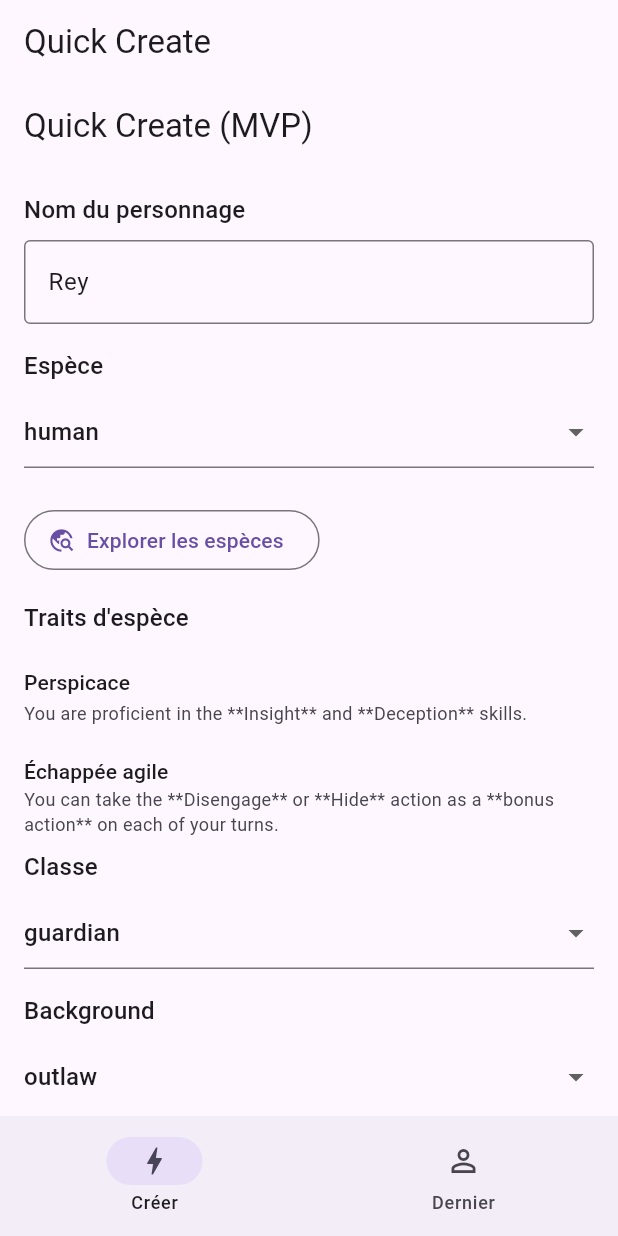
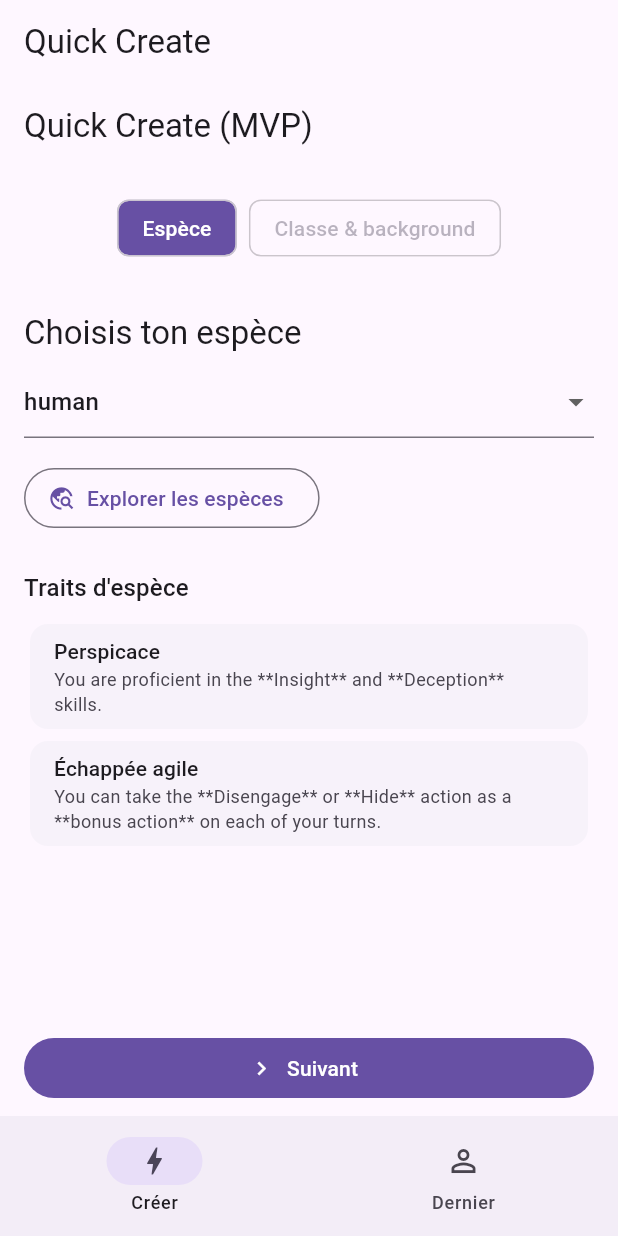
Before and after one commit to Kickleo/sw5e, a Flutter app: the screen it shows after launch, on a phone screen of 412 x 824 dp. Run offline on Flutter 3.47's test engine with Material 3 defaults, Android fonts, the phone set to English and light mode, and no system bars; our stand-ins replace equatable, get_it.

```diff
--- a/lib/features/character_creation/presentation/pages/quick_create_page.dart
+++ b/lib/features/character_creation/presentation/pages/quick_create_page.dart
@@ -16,11 +16,19 @@ class QuickCreatePage extends StatefulWidget {
   State<QuickCreatePage> createState() => _QuickCreatePageState();
 }
 
+enum _CreationStep {
+  species,
+  classes,
+}
+
 class _QuickCreatePageState extends State<QuickCreatePage> {
   final _nameController = TextEditingController(text: 'Rey');
 
   late final CatalogRepository _catalog = sl<CatalogRepository>();
   late final FinalizeLevel1Character _finalize = sl<FinalizeLevel1Character>();
+
+  final PageController _pageController = PageController();
+  int _currentStepIndex = 0;
 
   bool _loading = true;
   List<String> _species = [];
@@ -63,6 +71,19 @@ class _QuickCreatePageState extends State<QuickCreatePage> {
         _status = 'Erreur de chargement du catalogue: $e';
         _loading = false;
       });
+    }
+  }
+
+  List<_CreationStep> get _steps => _CreationStep.values;
+
+  bool get _isLastStep => _currentStepIndex == _steps.length - 1;
+
+  bool get _canGoNext {
+    switch (_steps[_currentStepIndex]) {
+      case _CreationStep.species:
+        return _selectedSpecies != null;
+      case _CreationStep.classes:
+        return _selectedClass != null && _selectedBackground != null;
     }
   }
 
@@ -149,6 +170,165 @@ class _QuickCreatePageState extends State<QuickCreatePage> {
     }
   }
 
+  void _goToStep(int index) {
+    if (index == _currentStepIndex) return;
+    setState(() => _currentStepIndex = index);
+    _pageController.animateToPage(
+      index,
+      duration: const Duration(milliseconds: 250),
+      curve: Curves.easeInOut,
+    );
+  }
+
+  void _nextStep() {
+    if (!_canGoNext) return;
+    if (_isLastStep) {
+      _createCharacter();
+      return;
+    }
+    _goToStep(_currentStepIndex + 1);
+  }
+
+  void _previousStep() {
+    if (_currentStepIndex == 0) return;
+    _goToStep(_currentStepIndex - 1);
+  }
+
+  Widget _buildStepIndicator(BuildContext context) {
+    final theme = Theme.of(context);
+    return Wrap(
+      spacing: 8,
+      runSpacing: 8,
+      alignment: WrapAlignment.center,
+      children: List.generate(_steps.length, (index) {
+        final step = _steps[index];
+        final isActive = index == _currentStepIndex;
+        final isCompleted = index < _currentStepIndex;
+        final canOpen = index <= _currentStepIndex;
+        return ActionChip(
+          label: Text(
+            switch (step) {
+              _CreationStep.species => 'Espèce',
+              _CreationStep.classes => 'Classe & background',
+            },
+            style: theme.textTheme.labelLarge?.copyWith(
+              color: isActive
+                  ? theme.colorScheme.onPrimary
+                  : theme.colorScheme.onSecondaryContainer,
+            ),
+          ),
+          backgroundColor: isActive
+              ? theme.colorScheme.primary
+              : isCompleted
+                  ? theme.colorScheme.secondaryContainer
+                  : theme.colorScheme.surfaceVariant,
+          onPressed: canOpen ? () => _goToStep(index) : null,
+        );
+      }),
+    );
+  }
+
+  Widget _buildSpeciesStep(BuildContext context) {
+    final theme = Theme.of(context);
+    return SingleChildScrollView(
+      padding: const EdgeInsets.all(16),
+      child: Column(
+        crossAxisAlignment: CrossAxisAlignment.start,
+        children: [
+          Text('Choisis ton espèce', style: theme.textTheme.titleLarge),
+          const SizedBox(height: 8),
+          DropdownButtonFormField<String>(
+            value: _selectedSpecies,
+            items: _species
+                .map((id) => DropdownMenuItem(value: id, child: Text(id)))
+                .toList(),
+            onChanged: (v) {
+              setState(() => _selectedSpecies = v);
+              _refreshSpeciesTraits();
+            },
+          ),
+          const SizedBox(height: 16),
+          OutlinedButton.icon(
+            onPressed: _pickSpecies,
+            icon: const Icon(Icons.travel_explore),
+            label: const Text('Explorer les espèces'),
+          ),
+          const SizedBox(height: 24),
+          if (_selectedSpeciesTraits.isNotEmpty) ...[
+            Text("Traits d'espèce", style: theme.textTheme.titleMedium),
+            const SizedBox(height: 8),
+            ..._selectedSpeciesTraits.map((t) {
+              final title = (t.name.fr.isNotEmpty ? t.name.fr : t.name.en);
+              return Card(
+                elevation: 0,
+                child: ListTile(
+                  dense: true,
+                  title: Text(title, style: theme.textTheme.titleSmall),
+                  subtitle: Text(
+                    t.description,
+                    maxLines: 4,
+                    overflow: TextOverflow.ellipsis,
+                  ),
+                ),
+              );
+            }),
+          ] else
+            Text(
+              'Sélectionne une espèce pour voir ses traits.',
+              style: theme.textTheme.bodyMedium,
+            ),
+        ],
+      ),
+    );
+  }
+
+  Widget _buildClassStep(BuildContext context) {
+    final theme = Theme.of(context);
+    return SingleChildScrollView(
+      padding: const EdgeInsets.all(16),
+      child: Column(
+        crossAxisAlignment: CrossAxisAlignment.start,
+        children: [
+          Text('Identité du personnage', style: theme.textTheme.titleLarge),
+          const SizedBox(height: 8),
+          TextField(
+            controller: _nameController,
+            decoration: const InputDecoration(
+              border: OutlineInputBorder(),
+              hintText: 'Ex: Rey',
+              labelText: 'Nom du personnage',
+            ),
+          ),
+          const SizedBox(height: 24),
+          Text('Classe', style: theme.textTheme.titleMedium),
+          const SizedBox(height: 8),
+          DropdownButtonFormField<String>(
+            value: _selectedClass,
+            items: _classes
+                .map((id) => DropdownMenuItem(value: id, child: Text(id)))
+                .toList(),
+            onChanged: (v) => setState(() => _selectedClass = v),
+          ),
+          const SizedBox(height: 24),
+          Text('Background', style: theme.textTheme.titleMedium),
+          const SizedBox(height: 8),
+          DropdownButtonFormField<String>(
+            value: _selectedBackground,
+            items: _backgrounds
+                .map((id) => DropdownMenuItem(value: id, child: Text(id)))
+                .toList(),
+            onChanged: (v) => setState(() => _selectedBackground = v),
+          ),
+          const SizedBox(height: 24),
+          Text(
+            'Clique sur "Terminer" pour finaliser le personnage.',
+            style: theme.textTheme.bodyMedium,
+          ),
+        ],
+      ),
+    );
+  }
+
   Future<void> _refreshSpeciesTraits() async {
     final id = _selectedSpecies;
     if (id == null) {
@@ -174,90 +354,48 @@ class _QuickCreatePageState extends State<QuickCreatePage> {
       appBar: AppBar(title: const Text('Quick Create (MVP)')),
       body: _loading
           ? const Center(child: CircularProgressIndicator())
-          : Padding(
-              padding: const EdgeInsets.all(16),
-              child: ListView(
-                children: [
-                  Text('Nom du personnage', style: theme.textTheme.titleMedium),
-                  const SizedBox(height: 8),
-                  TextField(
-                    controller: _nameController,
-                    decoration: const InputDecoration(
-                      border: OutlineInputBorder(),
-                      hintText: 'Ex: Rey',
-                    ),
+          : Column(
+              children: [
+                const SizedBox(height: 16),
+                _buildStepIndicator(context),
+                const SizedBox(height: 16),
+                Expanded(
+                  child: PageView(
+                    controller: _pageController,
+                    physics: const NeverScrollableScrollPhysics(),
+                    children: [
+                      _buildSpeciesStep(context),
+                      _buildClassStep(context),
+                    ],
                   ),
-                  const SizedBox(height: 16),
-
-                  Text('Espèce', style: theme.textTheme.titleMedium),
-                  const SizedBox(height: 8),
-                  DropdownButtonFormField<String>(
-                    initialValue: _selectedSpecies,
-                    items: _species.map((id) => DropdownMenuItem(value: id, child: Text(id))).toList(),
-                    onChanged: (v) {
-                      setState(() => _selectedSpecies = v);
-                      _refreshSpeciesTraits();
-                    },
+                ),
+                Padding(
+                  padding: const EdgeInsets.symmetric(horizontal: 16, vertical: 8),
+                  child: Row(
+                    children: [
+                      if (_currentStepIndex > 0)
+                        OutlinedButton.icon(
+                          onPressed: _previousStep,
+                          icon: const Icon(Icons.chevron_left),
+                          label: const Text('Précédent'),
+                        ),
+                      if (_currentStepIndex > 0) const SizedBox(width: 8),
+                      Expanded(
+                        child: FilledButton.icon(
+                          onPressed: _canGoNext ? _nextStep : null,
+                          icon: Icon(_isLastStep ? Icons.check : Icons.chevron_right),
+                          label: Text(_isLastStep ? 'Terminer' : 'Suivant'),
+                        ),
+                      ),
+                    ],
                   ),
-                  const SizedBox(height: 16),
-
-                  const SizedBox(height: 8),
-                  Align(
-                    alignment: Alignment.centerLeft,
-                    child: OutlinedButton.icon(
-                      onPressed: _pickSpecies,
-                      icon: const Icon(Icons.travel_explore),
-                      label: const Text('Explorer les espèces'),
-                    ),
+                ),
+                if (_status.isNotEmpty)
+                  Padding(
+                    padding: const EdgeInsets.only(bottom: 16),
+                    child: Text(_status, style: theme.textTheme.bodyMedium),
                   ),
-
-                  const SizedBox(height: 16),
-                  if (_selectedSpeciesTraits.isNotEmpty) ...[
-                    Text('Traits d\'espèce', style: theme.textTheme.titleMedium),
-                    const SizedBox(height: 8),
-                    ..._selectedSpeciesTraits.map((t) {
-                      final title = (t.name.fr.isNotEmpty ? t.name.fr : t.name.en);
-                      return ListTile(
-                        dense: true,
-                        contentPadding: EdgeInsets.zero,
-                        title: Text(title, style: theme.textTheme.titleSmall),
-                        subtitle: Text(
-                          t.description,
-                          maxLines: 3,
-                          overflow: TextOverflow.ellipsis,
-                        ),
-                      );
-                    }),
-                  ],
-
-                  Text('Classe', style: theme.textTheme.titleMedium),
-                  const SizedBox(height: 8),
-                  DropdownButtonFormField<String>(
-                    initialValue: _selectedClass,
-                    items: _classes.map((id) => DropdownMenuItem(value: id, child: Text(id))).toList(),
-                    onChanged: (v) => setState(() => _selectedClass = v),
-                  ),
-                  const SizedBox(height: 16),
-
-                  Text('Background', style: theme.textTheme.titleMedium),
-                  const SizedBox(height: 8),
-                  DropdownButtonFormField<String>(
-                    initialValue: _selectedBackground,
-                    items: _backgrounds.map((id) => DropdownMenuItem(value: id, child: Text(id))).toList(),
-                    onChanged: (v) => setState(() => _selectedBackground = v),
-                  ),
-                  const SizedBox(height: 24),
-
-                  FilledButton.icon(
-                    onPressed: _createCharacter,
-                    icon: const Icon(Icons.check),
-                    label: const Text('Créer le personnage'),
-                  ),
-
-                  const SizedBox(height: 16),
-                  Text(_status, style: theme.textTheme.bodyMedium),
-                ],
-              ),
+              ],
             ),
     );
   }
@@ -265,6 +403,7 @@ class _QuickCreatePageState extends State<QuickCreatePage> {
   @override
   void dispose() {
     _nameController.dispose();
+    _pageController.dispose();
     super.dispose();
   }
 }
```
Also changed, not shown: 1 other file.
